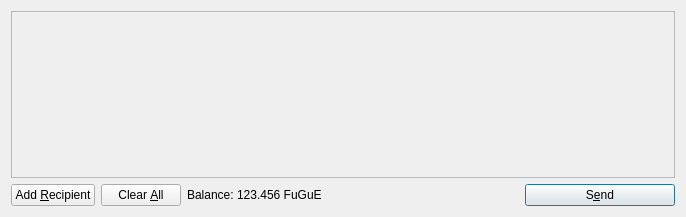
Qt form src/qt/forms/sendcoinsdialog.ui (Tillkoeln/Tillkoelns-World-Domination-Machine) before a commit.
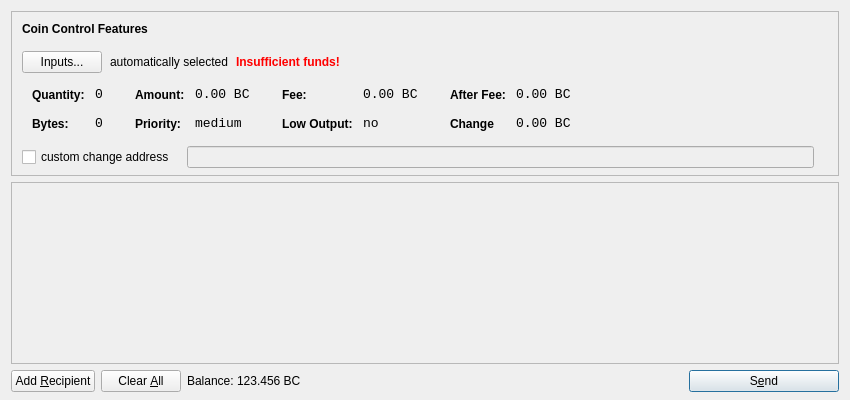
The same form after that commit. Icons and pictures are not drawn.

What changed in the file:
```diff
--- a/src/qt/forms/sendcoinsdialog.ui
+++ b/src/qt/forms/sendcoinsdialog.ui
@@ -6,14 +6,615 @@
    <rect>
     <x>0</x>
     <y>0</y>
-    <width>686</width>
-    <height>217</height>
+    <width>850</width>
+    <height>400</height>
    </rect>
   </property>
   <property name="windowTitle">
    <string>Send Coins</string>
   </property>
-  <layout class="QVBoxLayout" name="verticalLayout">
+  <layout class="QVBoxLayout" name="verticalLayout" stretch="0,1,0">
+   <property name="bottomMargin">
+    <number>8</number>
+   </property>
+   <item>
+    <widget class="QFrame" name="frameCoinControl">
+     <property name="sizePolicy">
+      <sizepolicy hsizetype="Expanding" vsizetype="Expanding">
+       <horstretch>0</horstretch>
+       <verstretch>0</verstretch>
+      </sizepolicy>
+     </property>
+     <property name="maximumSize">
+      <size>
+       <width>16777215</width>
+       <height>16777215</height>
+      </size>
+     </property>
+     <property name="frameShape">
+      <enum>QFrame::StyledPanel</enum>
+     </property>
+     <property name="frameShadow">
+      <enum>QFrame::Sunken</enum>
+     </property>
+     <layout class="QVBoxLayout" name="verticalLayoutCoinControl2">
+      <property name="spacing">
+       <number>-1</number>
+      </property>
+      <property name="leftMargin">
+       <number>0</number>
+      </property>
+      <property name="topMargin">
+       <number>0</number>
+      </property>
+      <property name="rightMargin">
+       <number>0</number>
+      </property>
+      <property name="bottomMargin">
+       <number>6</number>
+      </property>
+      <item>
+       <layout class="QVBoxLayout" name="verticalLayoutCoinControl" stretch="0,0,0,0,1">
+        <property name="spacing">
+         <number>0</number>
+        </property>
+        <property name="leftMargin">
+         <number>10</number>
+        </property>
+        <property name="topMargin">
+         <number>10</number>
+        </property>
+        <item>
+         <layout class="QHBoxLayout" name="horizontalLayoutCoinControl1">
+          <property name="bottomMargin">
+           <number>15</number>
+          </property>
+          <item>
+           <widget class="QLabel" name="labelCoinControlFeatures">
+            <property name="sizePolicy">
+             <sizepolicy hsizetype="Preferred" vsizetype="Maximum">
+              <horstretch>0</horstretch>
+              <verstretch>0</verstretch>
+             </sizepolicy>
+            </property>
+            <property name="font">
+             <font>
+              <weight>75</weight>
+              <bold>true</bold>
+             </font>
+            </property>
+            <property name="styleSheet">
+             <string notr="true">font-weight:bold;</string>
+            </property>
+            <property name="text">
+             <string>Coin Control Features</string>
+            </property>
+           </widget>
+          </item>
+         </layout>
+        </item>
+        <item>
+         <layout class="QHBoxLayout" name="horizontalLayoutCoinControl2" stretch="0,0,0,0">
+          <property name="spacing">
+           <number>8</number>
+          </property>
+          <property name="bottomMargin">
+           <number>10</number>
+          </property>
+          <item>
+           <widget class="QPushButton" name="pushButtonCoinControl">
+            <property name="styleSheet">
+             <string notr="true"/>
+            </property>
+            <property name="text">
+             <string>Inputs...</string>
+            </property>
+           </widget>
+          </item>
+          <item>
+           <widget class="QLabel" name="labelCoinControlAutomaticallySelected">
+            <property name="text">
+             <string>automatically selected</string>
+            </property>
+            <property name="margin">
+             <number>5</number>
+            </property>
+           </widget>
+          </item>
+          <item>
+           <widget class="QLabel" name="labelCoinControlInsuffFunds">
+            <property name="font">
+             <font>
+              <weight>75</weight>
+              <bold>true</bold>
+             </font>
+            </property>
+            <property name="styleSheet">
+             <string notr="true">color:red;font-weight:bold;</string>
+            </property>
+            <property name="text">
+             <string>Insufficient funds!</string>
+            </property>
+            <property name="margin">
+             <number>5</number>
+            </property>
+           </widget>
+          </item>
+          <item>
+           <spacer name="horizontalSpacerCoinControl">
+            <property name="orientation">
+             <enum>Qt::Horizontal</enum>
+            </property>
+            <property name="sizeHint" stdset="0">
+             <size>
+              <width>40</width>
+              <height>1</height>
+             </size>
+            </property>
+           </spacer>
+          </item>
+         </layout>
+        </item>
+        <item>
+         <widget class="QWidget" name="widgetCoinControl" native="true">
+          <property name="sizePolicy">
+           <sizepolicy hsizetype="Preferred" vsizetype="Preferred">
+            <horstretch>0</horstretch>
+            <verstretch>0</verstretch>
+           </sizepolicy>
+          </property>
+          <property name="minimumSize">
+           <size>
+            <width>0</width>
+            <height>0</height>
+           </size>
+          </property>
+          <property name="styleSheet">
+           <string notr="true"/>
+          </property>
+          <layout class="QHBoxLayout" name="horizontalLayoutCoinControl5">
+           <property name="margin">
+            <number>0</number>
+           </property>
+           <item>
+            <layout class="QHBoxLayout" name="horizontalLayoutCoinControl3" stretch="0,0,0,1">
+             <property name="spacing">
+              <number>20</number>
+             </property>
+             <property name="topMargin">
+              <number>0</number>
+             </property>
+             <property name="bottomMargin">
+              <number>10</number>
+             </property>
+             <item>
+              <layout class="QFormLayout" name="formLayoutCoinControl1">
+               <property name="horizontalSpacing">
+                <number>10</number>
+               </property>
+               <property name="verticalSpacing">
+                <number>14</number>
+               </property>
+               <property name="leftMargin">
+                <number>10</number>
+               </property>
+               <property name="topMargin">
+                <number>4</number>
+               </property>
+               <property name="rightMargin">
+                <number>6</number>
+               </property>
+               <item row="0" column="0">
+                <widget class="QLabel" name="labelCoinControlQuantityText">
+                 <property name="styleSheet">
+                  <string notr="true">font-weight:bold;</string>
+                 </property>
+                 <property name="text">
+                  <string>Quantity:</string>
+                 </property>
+                 <property name="margin">
+                  <number>0</number>
+                 </property>
+                </widget>
+               </item>
+               <item row="0" column="1">
+                <widget class="QLabel" name="labelCoinControlQuantity">
+                 <property name="font">
+                  <font>
+                   <family>Monospace</family>
+                   <pointsize>10</pointsize>
+                  </font>
+                 </property>
+                 <property name="cursor">
+                  <cursorShape>IBeamCursor</cursorShape>
+                 </property>
+                 <property name="contextMenuPolicy">
+                  <enum>Qt::ActionsContextMenu</enum>
+                 </property>
+                 <property name="text">
+                  <string>0</string>
+                 </property>
+                 <property name="margin">
+                  <number>0</number>
+                 </property>
+                 <property name="textInteractionFlags">
+                  <set>Qt::LinksAccessibleByMouse|Qt::TextSelectableByKeyboard|Qt::TextSelectableByMouse</set>
+                 </property>
+                </widget>
+               </item>
+               <item row="1" column="0">
+                <widget class="QLabel" name="labelCoinControlBytesText">
+                 <property name="styleSheet">
+                  <string notr="true">font-weight:bold;</string>
+                 </property>
+                 <property name="text">
+                  <string>Bytes:</string>
+                 </property>
+                </widget>
+               </item>
+               <item row="1" column="1">
+                <widget class="QLabel" name="labelCoinControlBytes">
+                 <property name="font">
+                  <font>
+                   <family>Monospace</family>
+                   <pointsize>10</pointsize>
+                  </font>
+                 </property>
+                 <property name="cursor">
+                  <cursorShape>IBeamCursor</cursorShape>
+                 </property>
+                 <property name="contextMenuPolicy">
+                  <enum>Qt::ActionsContextMenu</enum>
+                 </property>
+                 <property name="text">
+                  <string>0</string>
+                 </property>
+                 <property name="textInteractionFlags">
+                  <set>Qt::LinksAccessibleByMouse|Qt::TextSelectableByKeyboard|Qt::TextSelectableByMouse</set>
+                 </property>
+                </widget>
+               </item>
+              </layout>
+             </item>
+             <item>
+              <layout class="QFormLayout" name="formLayoutCoinControl2">
+               <property name="horizontalSpacing">
+                <number>10</number>
+               </property>
+               <property name="verticalSpacing">
+                <number>14</number>
+               </property>
+               <property name="leftMargin">
+                <number>6</number>
+               </property>
+               <property name="topMargin">
+                <number>4</number>
+               </property>
+               <property name="rightMargin">
+                <number>6</number>
+               </property>
+               <item row="0" column="0">
+                <widget class="QLabel" name="labelCoinControlAmountText">
+                 <property name="styleSheet">
+                  <string notr="true">font-weight:bold;</string>
+                 </property>
+                 <property name="text">
+                  <string>Amount:</string>
+                 </property>
+                 <property name="margin">
+                  <number>0</number>
+                 </property>
+                </widget>
+               </item>
+               <item row="0" column="1">
+                <widget class="QLabel" name="labelCoinControlAmount">
+                 <property name="font">
+                  <font>
+                   <family>Monospace</family>
+                   <pointsize>10</pointsize>
+                  </font>
+                 </property>
+                 <property name="cursor">
+                  <cursorShape>IBeamCursor</cursorShape>
+                 </property>
+                 <property name="contextMenuPolicy">
+                  <enum>Qt::ActionsContextMenu</enum>
+                 </property>
+                 <property name="text">
+                  <string>0.00 BC</string>
+                 </property>
+                 <property name="textInteractionFlags">
+                  <set>Qt::LinksAccessibleByMouse|Qt::TextSelectableByKeyboard|Qt::TextSelectableByMouse</set>
+                 </property>
+                </widget>
+               </item>
+               <item row="1" column="0">
+                <widget class="QLabel" name="labelCoinControlPriorityText">
+                 <property name="styleSheet">
+                  <string notr="true">font-weight:bold;</string>
+                 </property>
+                 <property name="text">
+                  <string>Priority:</string>
+                 </property>
+                </widget>
+               </item>
+               <item row="1" column="1">
+                <widget class="QLabel" name="labelCoinControlPriority">
+                 <property name="font">
+                  <font>
+                   <family>Monospace</family>
+                   <pointsize>10</pointsize>
+                  </font>
+                 </property>
+                 <property name="cursor">
+                  <cursorShape>IBeamCursor</cursorShape>
+                 </property>
+                 <property name="contextMenuPolicy">
+                  <enum>Qt::ActionsContextMenu</enum>
+                 </property>
+                 <property name="text">
+                  <string>medium</string>
+                 </property>
+                 <property name="textInteractionFlags">
+                  <set>Qt::LinksAccessibleByMouse|Qt::TextSelectableByKeyboard|Qt::TextSelectableByMouse</set>
+                 </property>
+                </widget>
+               </item>
+              </layout>
+             </item>
+             <item>
+              <layout class="QFormLayout" name="formLayoutCoinControl3">
+               <property name="horizontalSpacing">
+                <number>10</number>
+               </property>
+               <property name="verticalSpacing">
+                <number>14</number>
+               </property>
+               <property name="leftMargin">
+                <number>6</number>
+               </property>
+               <property name="topMargin">
+                <number>4</number>
+               </property>
+               <property name="rightMargin">
+                <number>6</number>
+               </property>
+               <item row="0" column="0">
+                <widget class="QLabel" name="labelCoinControlFeeText">
+                 <property name="styleSheet">
+                  <string notr="true">font-weight:bold;</string>
+                 </property>
+                 <property name="text">
+                  <string>Fee:</string>
+                 </property>
+                 <property name="margin">
+                  <number>0</number>
+                 </property>
+                </widget>
+               </item>
+               <item row="0" column="1">
+                <widget class="QLabel" name="labelCoinControlFee">
+                 <property name="font">
+                  <font>
+                   <family>Monospace</family>
+                   <pointsize>10</pointsize>
+                  </font>
+                 </property>
+                 <property name="cursor">
+                  <cursorShape>IBeamCursor</cursorShape>
+                 </property>
+                 <property name="contextMenuPolicy">
+                  <enum>Qt::ActionsContextMenu</enum>
+                 </property>
+                 <property name="text">
+                  <string>0.00 BC</string>
+                 </property>
+                 <property name="textInteractionFlags">
+                  <set>Qt::LinksAccessibleByMouse|Qt::TextSelectableByKeyboard|Qt::TextSelectableByMouse</set>
+                 </property>
+                </widget>
+               </item>
+               <item row="1" column="0">
+                <widget class="QLabel" name="labelCoinControlLowOutputText">
+                 <property name="styleSheet">
+                  <string notr="true">font-weight:bold;</string>
+                 </property>
+                 <property name="text">
+                  <string>Low Output:</string>
+                 </property>
+                </widget>
+               </item>
+               <item row="1" column="1">
+                <widget class="QLabel" name="labelCoinControlLowOutput">
+                 <property name="font">
+                  <font>
+                   <family>Monospace</family>
+                   <pointsize>10</pointsize>
+                  </font>
+                 </property>
+                 <property name="cursor">
+                  <cursorShape>IBeamCursor</cursorShape>
+                 </property>
+                 <property name="contextMenuPolicy">
+                  <enum>Qt::ActionsContextMenu</enum>
+                 </property>
+                 <property name="text">
+                  <string>no</string>
+                 </property>
+                 <property name="textInteractionFlags">
+                  <set>Qt::LinksAccessibleByMouse|Qt::TextSelectableByKeyboard|Qt::TextSelectableByMouse</set>
+                 </property>
+                </widget>
+               </item>
+              </layout>
+             </item>
+             <item>
+              <layout class="QFormLayout" name="formLayoutCoinControl4">
+               <property name="horizontalSpacing">
+                <number>10</number>
+               </property>
+               <property name="verticalSpacing">
+                <number>14</number>
+               </property>
+               <property name="leftMargin">
+                <number>6</number>
+               </property>
+               <property name="topMargin">
+                <number>4</number>
+               </property>
+               <property name="rightMargin">
+                <number>6</number>
+               </property>
+               <item row="0" column="0">
+                <widget class="QLabel" name="labelCoinControlAfterFeeText">
+                 <property name="styleSheet">
+                  <string notr="true">font-weight:bold;</string>
+                 </property>
+                 <property name="text">
+                  <string>After Fee:</string>
+                 </property>
+                 <property name="margin">
+                  <number>0</number>
+                 </property>
+                </widget>
+               </item>
+               <item row="0" column="1">
+                <widget class="QLabel" name="labelCoinControlAfterFee">
+                 <property name="font">
+                  <font>
+                   <family>Monospace</family>
+                   <pointsize>10</pointsize>
+                  </font>
+                 </property>
+                 <property name="cursor">
+                  <cursorShape>IBeamCursor</cursorShape>
+                 </property>
+                 <property name="contextMenuPolicy">
+                  <enum>Qt::ActionsContextMenu</enum>
+                 </property>
+                 <property name="text">
+                  <string>0.00 BC</string>
+                 </property>
+                 <property name="textInteractionFlags">
+                  <set>Qt::LinksAccessibleByMouse|Qt::TextSelectableByKeyboard|Qt::TextSelectableByMouse</set>
+                 </property>
+                </widget>
+               </item>
+               <item row="1" column="0">
+                <widget class="QLabel" name="labelCoinControlChangeText">
+                 <property name="styleSheet">
+                  <string notr="true">font-weight:bold;</string>
+                 </property>
+                 <property name="text">
+                  <string>Change</string>
+                 </property>
+                </widget>
+               </item>
+               <item row="1" column="1">
+                <widget class="QLabel" name="labelCoinControlChange">
+                 <property name="font">
+                  <font>
+                   <family>Monospace</family>
+                   <pointsize>10</pointsize>
+                  </font>
+                 </property>
+                 <property name="cursor">
+                  <cursorShape>IBeamCursor</cursorShape>
+                 </property>
+                 <property name="contextMenuPolicy">
+                  <enum>Qt::ActionsContextMenu</enum>
+                 </property>
+                 <property name="text">
+                  <string>0.00 BC</string>
+                 </property>
+                 <property name="textInteractionFlags">
+                  <set>Qt::LinksAccessibleByMouse|Qt::TextSelectableByKeyboard|Qt::TextSelectableByMouse</set>
+                 </property>
+                </widget>
+               </item>
+              </layout>
+             </item>
+            </layout>
+           </item>
+          </layout>
+         </widget>
+        </item>
+        <item>
+         <layout class="QHBoxLayout" name="horizontalLayoutCoinControl4" stretch="0,0,0">
+          <property name="spacing">
+           <number>12</number>
+          </property>
+          <property name="sizeConstraint">
+           <enum>QLayout::SetDefaultConstraint</enum>
+          </property>
+          <property name="topMargin">
+           <number>5</number>
+          </property>
+          <property name="rightMargin">
+           <number>5</number>
+          </property>
+          <item>
+           <widget class="QCheckBox" name="checkBoxCoinControlChange">
+            <property name="text">
+             <string>custom change address</string>
+            </property>
+           </widget>
+          </item>
+          <item>
+           <widget class="QLineEdit" name="lineEditCoinControlChange">
+            <property name="enabled">
+             <bool>false</bool>
+            </property>
+            <property name="sizePolicy">
+             <sizepolicy hsizetype="Expanding" vsizetype="Fixed">
+              <horstretch>0</horstretch>
+              <verstretch>0</verstretch>
+             </sizepolicy>
+            </property>
+           </widget>
+          </item>
+          <item>
+           <widget class="QLabel" name="labelCoinControlChangeLabel">
+            <property name="sizePolicy">
+             <sizepolicy hsizetype="Preferred" vsizetype="Expanding">
+              <horstretch>0</horstretch>
+              <verstretch>0</verstretch>
+             </sizepolicy>
+            </property>
+            <property name="minimumSize">
+             <size>
+              <width>0</width>
+              <height>0</height>
+             </size>
+            </property>
+            <property name="text">
+             <string/>
+            </property>
+            <property name="margin">
+             <number>3</number>
+            </property>
+           </widget>
+          </item>
+         </layout>
+        </item>
+        <item>
+         <spacer name="verticalSpacerCoinControl">
+          <property name="orientation">
+           <enum>Qt::Vertical</enum>
+          </property>
+          <property name="sizeHint" stdset="0">
+           <size>
+            <width>800</width>
+            <height>1</height>
+           </size>
+          </property>
+         </spacer>
+        </item>
+       </layout>
+      </item>
+     </layout>
+    </widget>
+   </item>
    <item>
     <widget class="QScrollArea" name="scrollArea">
      <property name="widgetResizable">
@@ -24,7 +625,7 @@
        <rect>
         <x>0</x>
         <y>0</y>
-        <width>666</width>
+        <width>830</width>
         <height>165</height>
        </rect>
       </property>
@@ -108,6 +709,12 @@
        </property>
        <item>
         <widget class="QLabel" name="label">
+         <property name="sizePolicy">
+          <sizepolicy hsizetype="Preferred" vsizetype="Fixed">
+           <horstretch>0</horstretch>
+           <verstretch>0</verstretch>
+          </sizepolicy>
+         </property>
          <property name="text">
           <string>Balance:</string>
          </property>
@@ -115,11 +722,17 @@
        </item>
        <item>
         <widget class="QLabel" name="labelBalance">
+         <property name="sizePolicy">
+          <sizepolicy hsizetype="Preferred" vsizetype="Fixed">
+           <horstretch>0</horstretch>
+           <verstretch>0</verstretch>
+          </sizepolicy>
+         </property>
          <property name="cursor">
           <cursorShape>IBeamCursor</cursorShape>
          </property>
          <property name="text">
-          <string>123.456 FuGuE</string>
+          <string>123.456 BC</string>
          </property>
          <property name="textInteractionFlags">
           <set>Qt::LinksAccessibleByMouse|Qt::TextSelectableByKeyboard|Qt::TextSelectableByMouse</set>
```
